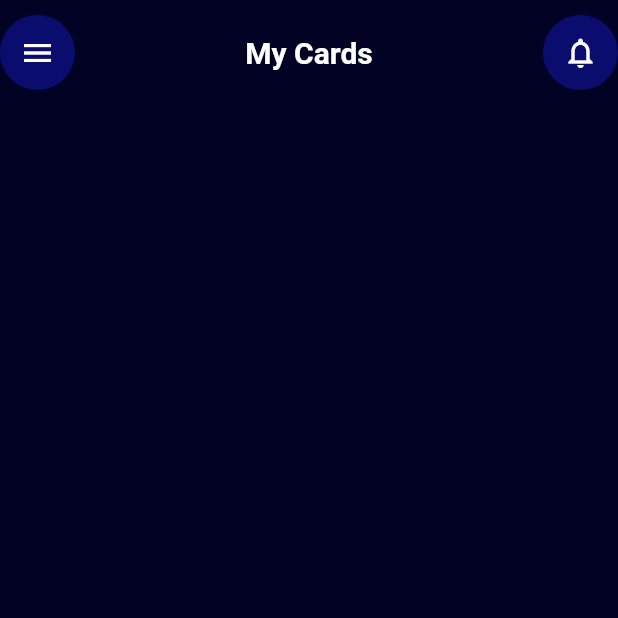
After one commit to Ozurumba007/Wallet_UI_Tutorial, a Flutter app: the screen it shows after launch, after a tap on the "dashboard customize" icon, on a phone screen of 412 x 824 dp, the top half of it. The commit adds this screen. Run offline on Flutter 3.47's test engine with Material 2 defaults, Android fonts, the phone set to English and light mode, and no system bars.

Commit message:
added a gesture detector to transaction_shortcut file \ added an onTap parameter to the transaction_shortcut file \ added a navigator.push to the card screen in the home screen file \ created a file called my_cards_screen.dart

```diff
--- a/lib/component/transcation_shortcut.dart
+++ b/lib/component/transcation_shortcut.dart
@@ -3,18 +3,22 @@ import 'package:flutter/material.dart';
 class TransactionShortCut extends StatelessWidget {
   final IconData icon;
   final String text;
+  final void Function()? onTap;
 
   const TransactionShortCut({
     super.key,
     required this.icon,
     required this.text,
+    this.onTap,
   });
 
   @override
   Widget build(BuildContext context) {
     return Column(
       children: [
-        Container(
+        GestureDetector(
+          onTap: onTap,
+          child: Container(
             height: 50,
             width: 50,
             decoration: BoxDecoration(
@@ -24,6 +28,7 @@ class TransactionShortCut extends StatelessWidget {
             child: Icon(
               icon,
               color: Colors.white,
+            ),
           ),
         ),
         SizedBox(height: 5),
--- a/lib/screen/home_screen.dart
+++ b/lib/screen/home_screen.dart
@@ -1,6 +1,7 @@
 import 'package:banking_app_ui/component/custom_app_bar.dart';
 import 'package:banking_app_ui/component/total_bal_amount.dart';
 import 'package:banking_app_ui/component/transcation_shortcut.dart';
+import 'package:banking_app_ui/screen/my_cards_screen.dart';
 import 'package:flutter/material.dart';
 
 class HomeScreen extends StatefulWidget {
@@ -13,7 +14,7 @@ class HomeScreen extends StatefulWidget {
 class _HomeScreenState extends State<HomeScreen> {
   @override
   Widget build(BuildContext context) {
-    return const Scaffold(
+    return Scaffold(
       backgroundColor: const Color.fromARGB(255, 1, 2, 36),
       body: Padding(
         padding: const EdgeInsets.symmetric(horizontal: 20.0),
@@ -31,26 +32,35 @@ class _HomeScreenState extends State<HomeScreen> {
               Row(
                 mainAxisAlignment: MainAxisAlignment.spaceBetween,
                 children: [
-                  TransactionShortCut(
+                  const TransactionShortCut(
                     icon: Icons.add_card_outlined,
                     text: 'Send',
                   ),
-                  TransactionShortCut(
+                  const TransactionShortCut(
                     icon: Icons.add_card_outlined,
                     text: 'Receive',
                   ),
-                  TransactionShortCut(
+                  const TransactionShortCut(
                     icon: Icons.arrow_downward_rounded,
                     text: 'Withdraw',
                   ),
                   TransactionShortCut(
                     icon: Icons.dashboard_customize_outlined,
                     text: 'More',
+                    onTap: () {
+                      Navigator.push(
+                        context,
+                        MaterialPageRoute(
+                          builder: (context) => MyCardsScreen(),
+                        ),
+                      );
+                    },
                   ),
                 ],
               ),
-              SizedBox(height: 40),
-              Row(
+              const SizedBox(height: 40),
+              // Transaction Text
+              const Row(
                 mainAxisAlignment: MainAxisAlignment.start,
                 children: [
                   Text(
--- /dev/null
+++ b/lib/screen/my_cards_screen.dart
@@ -0,0 +1,26 @@
+import 'package:banking_app_ui/component/custom_app_bar.dart';
+import 'package:flutter/material.dart';
+
+class MyCardsScreen extends StatefulWidget {
+  const MyCardsScreen({super.key});
+
+  @override
+  State<MyCardsScreen> createState() => _MyCardsScreenState();
+}
+
+class _MyCardsScreenState extends State<MyCardsScreen> {
+  @override
+  Widget build(BuildContext context) {
+    return const Scaffold(
+      backgroundColor: Color.fromARGB(255, 1, 2, 36),
+      body: SafeArea(
+        child: Column(
+          children: [
+            SizedBox(height: 10),
+            CustomAppBar(title: 'My Cards'),
+          ],
+        ),
+      ),
+    );
+  }
+}
```
Lines whose indentation alone changed are shown as unchanged.
